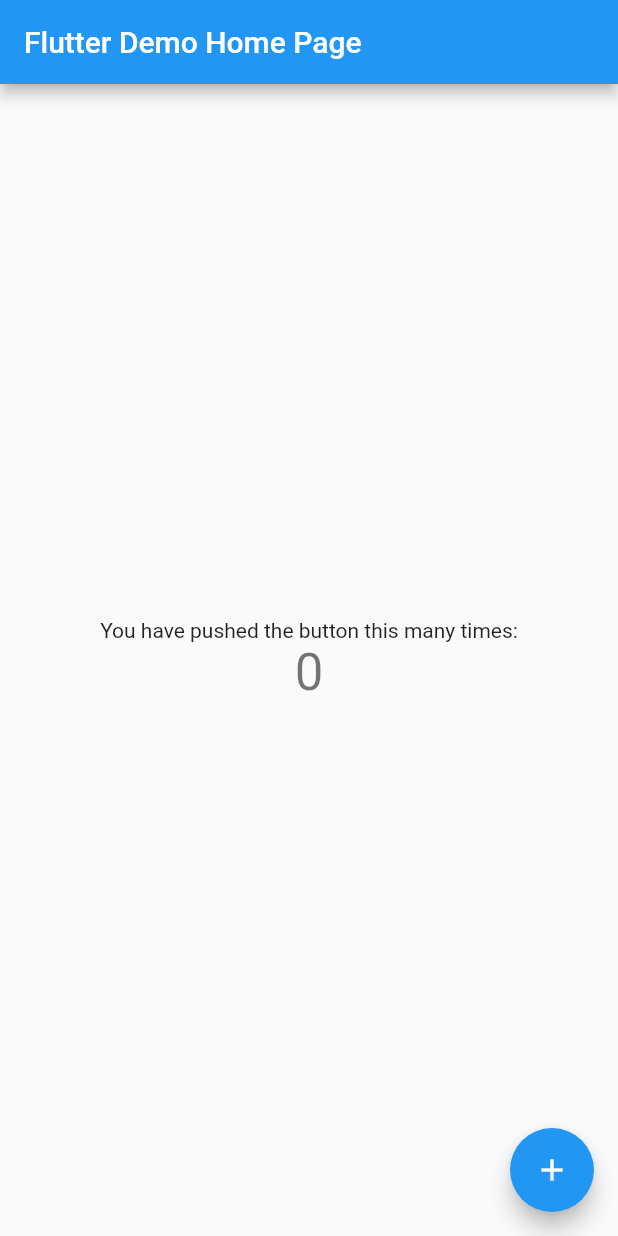
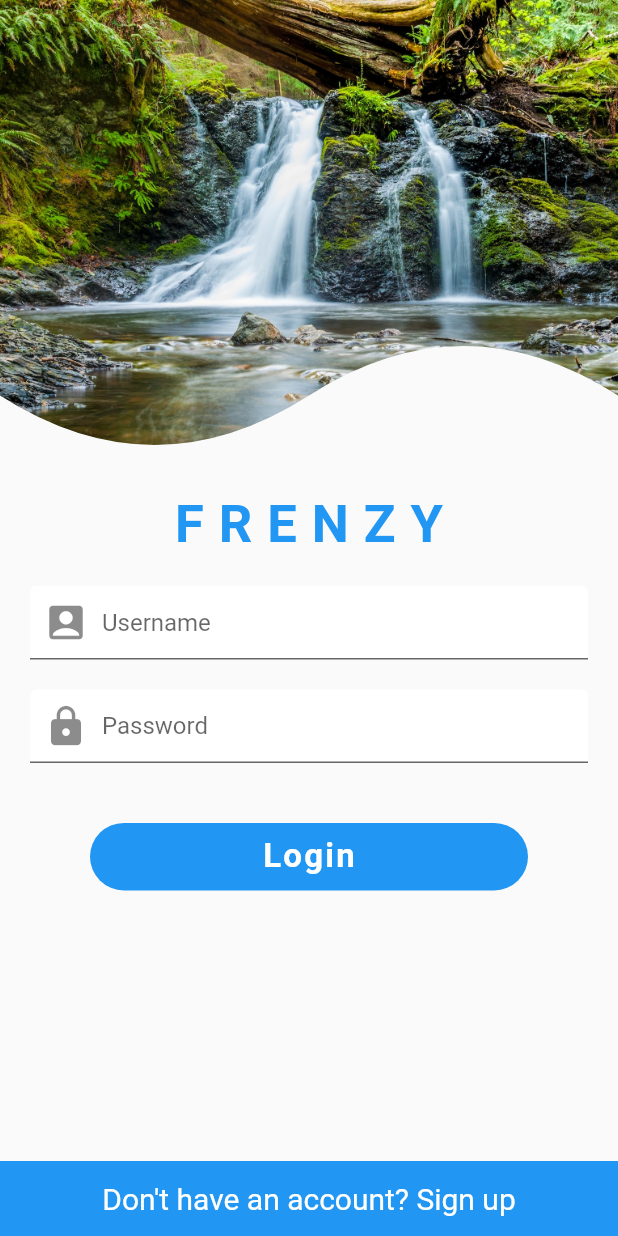
Before and after one commit to mijanur-rahman-40/Flutter-Ui-Masterclass, a Flutter app: the screen it shows after launch, on a phone screen of 412 x 824 dp. Run offline on Flutter 3.47's test engine with Material 2 defaults, Android fonts, the phone set to English and light mode, and no system bars.

Commit message:
all files are updated

```diff
--- a/social_media_ui/lib/main.dart
+++ b/social_media_ui/lib/main.dart
@@ -1,4 +1,5 @@
 import 'package:flutter/material.dart';
+import 'package:social_media_ui/screens/login_screens.dart';
 
 void main() => runApp(MyApp());
 
@@ -7,96 +8,12 @@ class MyApp extends StatelessWidget {
   @override
   Widget build(BuildContext context) {
     return MaterialApp(
-      title: 'Flutter Demo',
+      title: 'Flutter Social Ui',
+      debugShowCheckedModeBanner: false,
       theme: ThemeData(
-        primarySwatch: Colors.blue,
+        primaryColor: Colors.blue,
       ),
-      home: MyHomePage(title: 'Flutter Demo Home Page'),
+      home: LoginScreen(),
     );
   }
 }
-
-class MyHomePage extends StatefulWidget {
-  MyHomePage({Key key, this.title}) : super(key: key);
-
-  // This widget is the home page of your application. It is stateful, meaning
-  // that it has a State object (defined below) that contains fields that affect
-  // how it looks.
-
-  // This class is the configuration for the state. It holds the values (in this
-  // case the title) provided by the parent (in this case the App widget) and
-  // used by the build method of the State. Fields in a Widget subclass are
-  // always marked "final".
-
-  final String title;
-
-  @override
-  _MyHomePageState createState() => _MyHomePageState();
-}
-
-class _MyHomePageState extends State<MyHomePage> {
-  int _counter = 0;
-
-  void _incrementCounter() {
-    setState(() {
-      // This call to setState tells the Flutter framework that something has
-      // changed in this State, which causes it to rerun the build method below
-      // so that the display can reflect the updated values. If we changed
-      // _counter without calling setState(), then the build method would not be
-      // called again, and so nothing would appear to happen.
-      _counter++;
-    });
-  }
-
-  @override
-  Widget build(BuildContext context) {
-    // This method is rerun every time setState is called, for instance as done
-    // by the _incrementCounter method above.
-    //
-    // The Flutter framework has been optimized to make rerunning build methods
-    // fast, so that you can just rebuild anything that needs updating rather
-    // than having to individually change instances of widgets.
-    return Scaffold(
-      appBar: AppBar(
-        // Here we take the value from the MyHomePage object that was created by
-        // the App.build method, and use it to set our appbar title.
-        title: Text(widget.title),
-      ),
-      body: Center(
-        // Center is a layout widget. It takes a single child and positions it
-        // in the middle of the parent.
-        child: Column(
-          // Column is also a layout widget. It takes a list of children and
-          // arranges them vertically. By default, it sizes itself to fit its
-          // children horizontally, and tries to be as tall as its parent.
-          //
-          // Invoke "debug painting" (press "p" in the console, choose the
-          // "Toggle Debug Paint" action from the Flutter Inspector in Android
-          // Studio, or the "Toggle Debug Paint" command in Visual Studio Code)
-          // to see the wireframe for each widget.
-          //
-          // Column has various properties to control how it sizes itself and
-          // how it positions its children. Here we use mainAxisAlignment to
-          // center the children vertically; the main axis here is the vertical
-          // axis because Columns are vertical (the cross axis would be
-          // horizontal).
-          mainAxisAlignment: MainAxisAlignment.center,
-          children: <Widget>[
-            Text(
-              'You have pushed the button this many times:',
-            ),
-            Text(
-              '$_counter',
-              style: Theme.of(context).textTheme.display1,
-            ),
-          ],
-        ),
-      ),
-      floatingActionButton: FloatingActionButton(
-        onPressed: _incrementCounter,
-        tooltip: 'Increment',
-        child: Icon(Icons.add),
-      ), // This trailing comma makes auto-formatting nicer for build methods.
-    );
-  }
-}
--- /dev/null
+++ b/social_media_ui/lib/screens/login_screens.dart
@@ -0,0 +1,119 @@
+import 'package:flutter/material.dart';
+import 'package:social_media_ui/screens/home_screen.dart';
+import 'package:social_media_ui/widgets/curve_clipper.dart';
+
+class LoginScreen extends StatelessWidget {
+  @override
+  Widget build(BuildContext context) {
+    return Scaffold(
+      body: SingleChildScrollView(
+        child: Container(
+          height: MediaQuery.of(context).size.height,
+          child: Column(
+            children: <Widget>[
+              ClipPath(
+                clipper: CurveClipper(),
+                child: Image(
+                  height: MediaQuery.of(context).size.height / 2.5,
+                  width: double.infinity,
+                  image: AssetImage('assets/images/login_background.jpg'),
+                  fit: BoxFit.cover,
+                ),
+              ),
+              Text(
+                'FRENZY',
+                style: TextStyle(
+                  color: Theme.of(context).primaryColor,
+                  fontSize: 35.0,
+                  fontWeight: FontWeight.bold,
+                  letterSpacing: 10.0,
+                ),
+              ),
+              SizedBox(height: 10.0),
+              Padding(
+                padding: EdgeInsets.symmetric(horizontal: 20.0, vertical: 10.0),
+                child: TextField(
+                  decoration: InputDecoration(
+                    contentPadding: EdgeInsets.symmetric(vertical: 15.0),
+                    fillColor: Colors.white,
+                    filled: true,
+                    hintText: 'Username',
+                    prefixIcon: Icon(
+                      Icons.account_box,
+                      size: 30.0,
+                    ),
+                  ),
+                ),
+              ),
+              SizedBox(height: 0.0),
+              Padding(
+                padding: EdgeInsets.symmetric(horizontal: 20.0, vertical: 10.0),
+                child: TextField(
+                  decoration: InputDecoration(
+                    contentPadding: EdgeInsets.symmetric(vertical: 15.0),
+                    fillColor: Colors.white,
+                    filled: true,
+                    hintText: 'Password',
+                    prefixIcon: Icon(
+                      Icons.lock,
+                      size: 30.0,
+                    ),
+                  ),
+                  obscureText: true,
+                ),
+              ),
+              SizedBox(height: 30.0),
+              GestureDetector(
+                onTap: () => Navigator.pushReplacement(
+                  context,
+                  MaterialPageRoute(
+                    builder: (_) => HomeScreen(),
+                  ),
+                ),
+                child: Container(
+                  margin: EdgeInsets.symmetric(horizontal: 60.0),
+                  alignment: Alignment.center,
+                  height: 45.0,
+                  decoration: BoxDecoration(
+                    color: Theme.of(context).primaryColor,
+                    borderRadius: BorderRadius.circular(30.0),
+                  ),
+                  child: Text(
+                    'Login',
+                    style: TextStyle(
+                      color: Colors.white,
+                      fontSize: 22.0,
+                      fontWeight: FontWeight.w600,
+                      letterSpacing: 1.5,
+                    ),
+                  ),
+                ),
+              ),
+              Expanded(
+                child: Align(
+                  alignment: FractionalOffset.bottomCenter,
+                  child: GestureDetector(
+                    onTap: () {},
+                    child: Container(
+                      alignment: Alignment.center,
+                      color: Theme.of(context).primaryColor,
+                      height: 50.0,
+                      child: Text(
+                        'Don\'t have an account? Sign up',
+                        style: TextStyle(
+                          color: Colors.white,
+                          fontSize: 20.0,
+                          fontWeight: FontWeight.w400,
+                        ),
+                      ),
+                    ),
+                  ),
+                ),
+              ),
+            ],
+          ),
+        ),
+      ),
+    );
+  }
+}
--- /dev/null
+++ b/social_media_ui/lib/widgets/curve_clipper.dart
@@ -0,0 +1,33 @@
+import 'package:flutter/material.dart';
+
+class CurveClipper extends CustomClipper<Path> {
+  @override
+  Path getClip(Size size) {
+    Path path = Path();
+    path.lineTo(0, 4 * size.height / 5);
+    Offset curvePoint1 = Offset(size.width / 4, size.height);
+    Offset centerPoint = Offset(size.width / 2, 4 * size.height / 5);
+    path.quadraticBezierTo(
+      curvePoint1.dx,
+      curvePoint1.dy,
+      centerPoint.dx,
+      centerPoint.dy,
+    );
+    Offset curvePoint2 = Offset(3 * size.width / 4, 3 * size.height / 5);
+    Offset endPoint = Offset(size.width, 4 * size.height / 5);
+    path.quadraticBezierTo(
+      curvePoint2.dx,
+      curvePoint2.dy,
+      endPoint.dx,
+      endPoint.dy,
+    );
+    path.lineTo(size.width, 0);
+    path.close();
+    return path;
+  }
+
+  @override
+  bool shouldReclip(CustomClipper<Path> oldClipper) {
+    return false;
+  }
+}
```
Also changed, not shown: social_media_ui/lib/screens/home_screen.dart (added, +72 -0 lines), social_media_ui/lib/widgets/following_users.dart (added, +66 -0 lines), social_media_ui/lib/widgets/posts_carousel.dart (added, +179 -0 lines).
